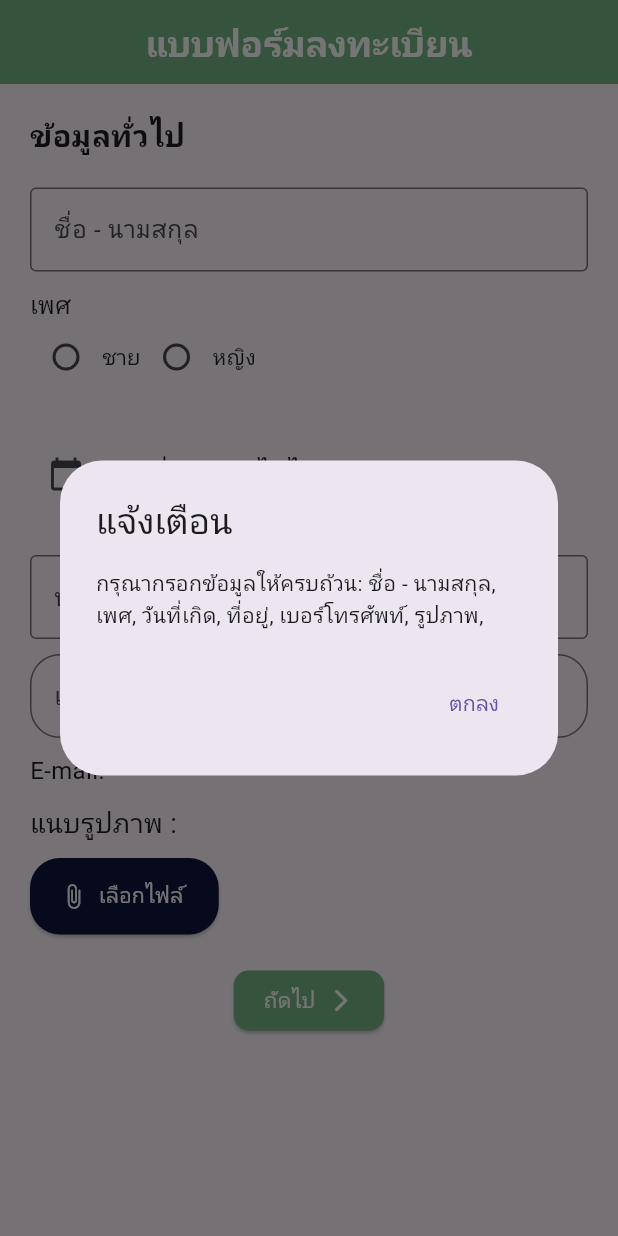
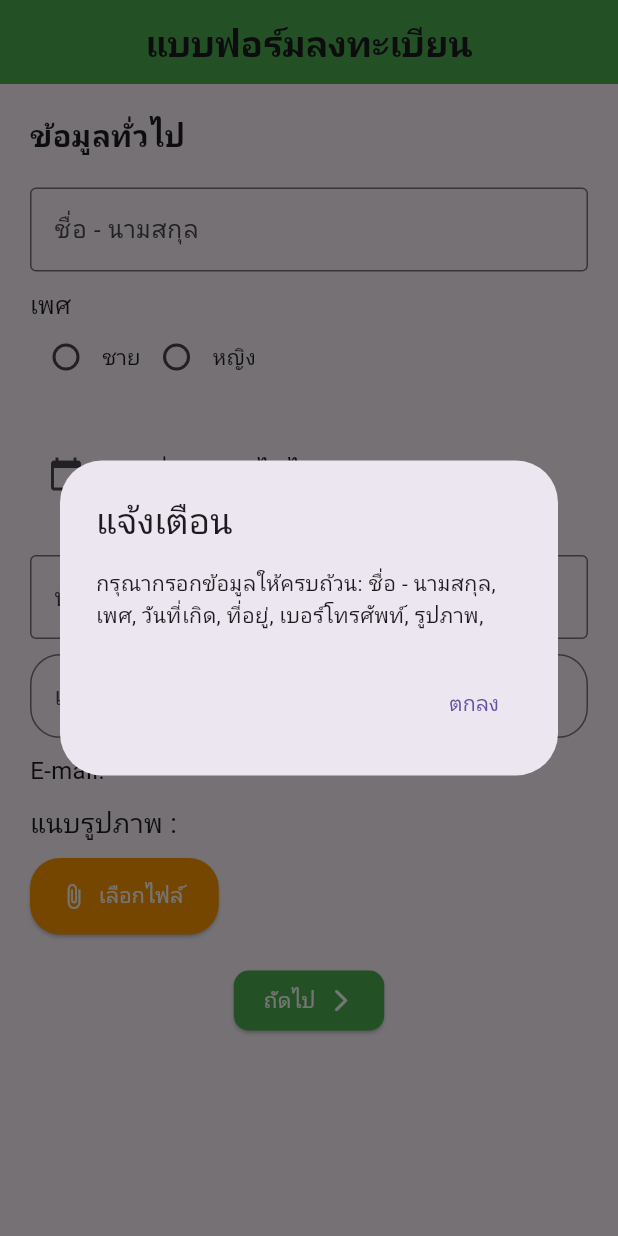
Before and after one commit to s6352410011/CarePatient, a Flutter app: the PFormInfoUI screen opened directly, after a tap on "ถัดไป", on a phone screen of 412 x 824 dp. Run offline on Flutter 3.47's test engine with Material 3 defaults, Android fonts, the phone set to English and light mode, and no system bars; our stand-ins replace animate_do, cloud_firestore, email_validator, file_picker, firebase_auth, firebase_core and 5 more; accounts and stored records are empty; network calls fail.

Commit message:
FormPatient Update

```diff
--- a/lib/Patient_Page/FormPatient_Page/form_generalPatient_info_ui.dart
+++ b/lib/Patient_Page/FormPatient_Page/form_generalPatient_info_ui.dart
@@ -1,10 +1,11 @@
 import 'package:care_patient/Patient_Page/FormPatient_Page/form_HistoryMedical_ui.dart';
-import 'package:care_patient/class/color.dart';
 import 'package:flutter/material.dart';
 import 'package:file_picker/file_picker.dart';
 import 'package:firebase_auth/firebase_auth.dart';
 import 'package:flutter/services.dart';
 import 'package:intl/intl.dart';
+import 'package:cloud_firestore/cloud_firestore.dart';
+import 'package:firebase_core/firebase_core.dart';
 
 // เรียกใช้ FirebaseAuth
 FirebaseAuth auth = FirebaseAuth.instance;
@@ -25,8 +26,11 @@ class _PFormInfoUIState extends State<PFormInfoUI> {
   String? _selectedDate;
   String? _address = '';
   String? _phoneNumber = '';
-  String? _email = ''; // Fetch from Firebase
+  String? _email = '';
   String? _selectedFile = '';
+  final Future<FirebaseApp> firebase = Firebase.initializeApp();
+  CollectionReference _usersCollection =
+      FirebaseFirestore.instance.collection('forms');
 
   @override
   void initState() {
@@ -90,17 +94,16 @@ class _PFormInfoUIState extends State<PFormInfoUI> {
   Widget build(BuildContext context) {
     return Scaffold(
       appBar: AppBar(
-        automaticallyImplyLeading: false, // กำหนดให้ไม่แสดงปุ่ม back
+        automaticallyImplyLeading: false,
         title: Text(
           'แบบฟอร์มลงทะเบียน',
           style: TextStyle(
-            color: AllColor.bg,
             fontWeight: FontWeight.bold,
             fontSize: 24,
           ),
         ),
         centerTitle: true,
-        backgroundColor: AllColor.pr, // กำหนดสีพื้นหลังของ AppBar เป็นสีเขียว
+        backgroundColor: Colors.green,
       ),
       body: Padding(
         padding: EdgeInsets.all(20.0),
@@ -108,7 +111,6 @@ class _PFormInfoUIState extends State<PFormInfoUI> {
           child: Column(
             crossAxisAlignment: CrossAxisAlignment.start,
             children: [
-              // หัวข้อใหญ่
               Text(
                 'ข้อมูลทั่วไป',
                 style: TextStyle(
@@ -117,7 +119,6 @@ class _PFormInfoUIState extends State<PFormInfoUI> {
                 ),
               ),
               SizedBox(height: 20),
-              // ชื่อ - นามสกุล
               TextField(
                 onChanged: (value) {
                   setState(() {
@@ -130,7 +131,6 @@ class _PFormInfoUIState extends State<PFormInfoUI> {
                 ),
               ),
               SizedBox(height: 10),
-              // เพศ
               Text('เพศ', style: TextStyle(fontSize: 16)),
               Row(
                 children: [
@@ -157,7 +157,6 @@ class _PFormInfoUIState extends State<PFormInfoUI> {
                 ],
               ),
               SizedBox(height: 30),
-              // วัน/เดือน/ปีเกิด
               Row(
                 children: [
                   _buildDatePickerButton(context),
@@ -169,7 +168,6 @@ class _PFormInfoUIState extends State<PFormInfoUI> {
                 ],
               ),
               SizedBox(height: 30),
-              // ที่อยู่
               TextField(
                 onChanged: (value) {
                   setState(() {
@@ -182,7 +180,6 @@ class _PFormInfoUIState extends State<PFormInfoUI> {
                 ),
               ),
               SizedBox(height: 10),
-              // เบอร์โทรศัพท์
               TextFormField(
                 keyboardType: TextInputType.number,
                 inputFormatters: [
@@ -202,13 +199,11 @@ class _PFormInfoUIState extends State<PFormInfoUI> {
                 ),
               ),
               SizedBox(height: 10),
-              // E-mail
               Text(
                 'E-mail: $_email',
                 style: TextStyle(fontSize: 16),
               ),
               SizedBox(height: 10),
-              // แนบไฟล์รูป
               Text(
                 'แนบรูปภาพ : ',
                 style: TextStyle(
@@ -225,12 +220,11 @@ class _PFormInfoUIState extends State<PFormInfoUI> {
 
                   if (result != null) {
                     setState(() {
-                      // ตัดชื่อไฟล์ให้เหลือแค่ email ของผู้ใช้
+                      // _selectedFile = result.files.single.path!;
                       _selectedFile =
-                          _email!.substring(0, _email!.indexOf('@')) + '.jpg';
+                          _email!.substring(0, _email!.indexOf('@')) + '_C.jpg';
                     });
                   } else {
-                    // ถ้าผู้ใช้ยกเลิกการเลือกไฟล์
                     showDialog(
                       context: context,
                       builder: (context) {
@@ -250,26 +244,26 @@ class _PFormInfoUIState extends State<PFormInfoUI> {
                     );
                   }
                 },
-                icon: Icon(Icons.attach_file_rounded), // ไอคอนแนบไฟล์
-                label: Text('เลือกไฟล์ $_selectedFile'), // ข้อความปุ่ม
+                icon: Icon(Icons.attach_file),
+                label: Text('เลือกไฟล์ $_selectedFile'),
                 style: ElevatedButton.styleFrom(
-                  foregroundColor: Colors.white, // สีข้อความบนปุ่ม
-                  backgroundColor: AllColor.sc, // สีปุ่ม
+                  foregroundColor: Colors.white,
+                  backgroundColor: Colors.orange,
                   shape: RoundedRectangleBorder(
                     borderRadius: BorderRadius.circular(20),
                   ),
                   padding: EdgeInsets.symmetric(
                     horizontal: 20,
                     vertical: 15,
-                  ), // ขนาดการเรียงรูปและข้อความ
                   ),
                 ),
-
-              SizedBox(height: 20),
-              // ปุ่มถัดไป
+              ),
+              SizedBox(
+                height: 20,
+              ),
               Center(
                 child: ElevatedButton(
-                  onPressed: () {
+                  onPressed: () async {
                     String? missingFields = '';
 
                     if (_name == null || _name == '') {
@@ -290,9 +284,7 @@ class _PFormInfoUIState extends State<PFormInfoUI> {
                     if (_selectedFile == null || _selectedFile == '') {
                       missingFields += 'รูปภาพ, ';
                     }
-
                     if (missingFields != '') {
-                      // แสดงข้อความแจ้งเตือนถ้ามีข้อมูลที่ไม่ถูกกรอก
                       showDialog(
                         context: context,
                         builder: (context) {
@@ -312,33 +304,51 @@ class _PFormInfoUIState extends State<PFormInfoUI> {
                         },
                       );
                     } else {
-                      // ถ้าข้อมูลถูกกรอกครบทุกช่อง ให้เรียกหน้าแบบฟอร์มการแพทย์ต่อไป
+                      await firebase;
+                      await _usersCollection
+                          .doc(user!.email)
+                          .collection('general')
+                          .doc('data')
+                          .set({
+                        'general': {
+                          'name': _name,
+                          'gender': _gender,
+                          'birthDate': _selectedDate,
+                          'address': _address,
+                          'phoneNumber': _phoneNumber,
+                          'email': _email,
+                          'imagePath': _selectedFile,
+                        },
+                      }).then((value) {
                         Navigator.push(
                           context,
                           MaterialPageRoute(
                             builder: (context) => PFormMedicalUI(),
                           ),
                         );
+                      }).catchError((error) {
+                        print('Failed to add user: $error');
+                      });
                     }
                   },
                   child: Row(
                     mainAxisSize: MainAxisSize.min,
                     children: [
                       Text('ถัดไป'),
-                      SizedBox(width: 8), // เพิ่มระยะห่างระหว่างข้อความและไอคอน
+                      SizedBox(width: 8),
                       Icon(Icons.arrow_forward_ios_rounded),
                     ],
                   ),
                   style: ElevatedButton.styleFrom(
                     foregroundColor: Colors.white,
-                    backgroundColor: AllColor.pr,
+                    backgroundColor: Colors.green,
                     padding: EdgeInsets.symmetric(horizontal: 20, vertical: 10),
                     shape: RoundedRectangleBorder(
                       borderRadius: BorderRadius.circular(10),
                     ),
                   ),
                 ),
-              )
+              ),
             ],
           ),
         ),
```
Also changed, not shown: lib/Patient_Page/FormPatient_Page/form_HistoryMedical_ui.dart (+49 -3 lines). Lines whose indentation alone changed are shown as unchanged.
